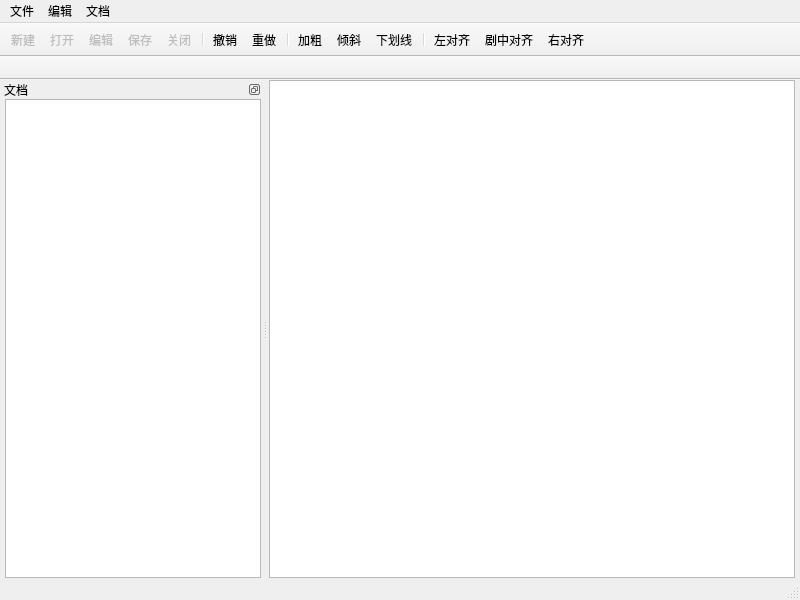
First picture: the form in mainwindow.ui, repository yileiren/YDocManager, before the edit.
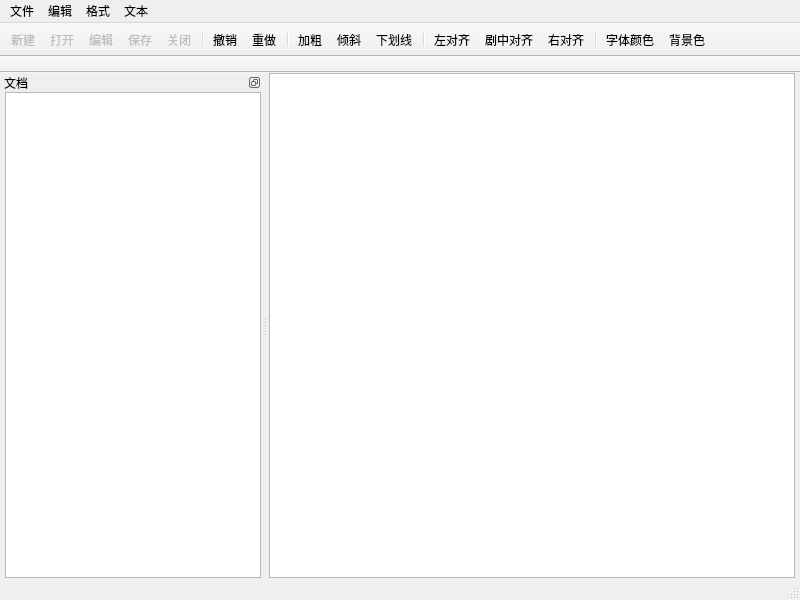
Second picture: the form after the edit. Icons and pictures are not drawn. Custom widgets are drawn as their Qt base class.

Patch:
```diff
--- a/mainwindow.ui
+++ b/mainwindow.ui
@@ -90,7 +90,7 @@
    </widget>
    <widget class="QMenu" name="menu_2">
     <property name="title">
-     <string>文档</string>
+     <string>格式</string>
     </property>
     <addaction name="setBoldAction"/>
     <addaction name="setItalicAction"/>
@@ -107,9 +107,17 @@
     <addaction name="undoAction"/>
     <addaction name="redoAction"/>
    </widget>
+   <widget class="QMenu" name="menu_4">
+    <property name="title">
+     <string>文本</string>
+    </property>
+    <addaction name="fontColorAction"/>
+    <addaction name="backgroundColorAction"/>
+   </widget>
    <addaction name="menu"/>
    <addaction name="menu_3"/>
    <addaction name="menu_2"/>
+   <addaction name="menu_4"/>
   </widget>
   <widget class="QToolBar" name="mainToolBar">
    <property name="enabled">
@@ -149,6 +157,9 @@
    <addaction name="setTextLeftAction"/>
    <addaction name="setTextCenterAction"/>
    <addaction name="setTextRightAction"/>
+   <addaction name="separator"/>
+   <addaction name="fontColorAction"/>
+   <addaction name="backgroundColorAction"/>
   </widget>
   <widget class="QStatusBar" name="statusBar">
    <property name="contextMenuPolicy">
@@ -234,7 +245,7 @@
    <property name="minimumSize">
     <size>
      <width>0</width>
-     <height>24</height>
+     <height>0</height>
     </size>
    </property>
    <property name="contextMenuPolicy">
@@ -253,6 +264,23 @@
     <bool>true</bool>
    </attribute>
   </widget>
+  <widget class="QToolBar" name="toolBar_2">
+   <property name="contextMenuPolicy">
+    <enum>Qt::NoContextMenu</enum>
+   </property>
+   <property name="windowTitle">
+    <string>toolBar_2</string>
+   </property>
+   <property name="movable">
+    <bool>false</bool>
+   </property>
+   <attribute name="toolBarArea">
+    <enum>TopToolBarArea</enum>
+   </attribute>
+   <attribute name="toolBarBreak">
+    <bool>false</bool>
+   </attribute>
+  </widget>
   <action name="newDocAction">
    <property name="enabled">
     <bool>false</bool>
@@ -436,6 +464,24 @@
     <string>右对齐</string>
    </property>
   </action>
+  <action name="fontColorAction">
+   <property name="icon">
+    <iconset resource="images.qrc">
+     <normaloff>:/images/textEdit/FontsColor.png</normaloff>:/images/textEdit/FontsColor.png</iconset>
+   </property>
+   <property name="text">
+    <string>字体颜色</string>
+   </property>
+  </action>
+  <action name="backgroundColorAction">
+   <property name="icon">
+    <iconset resource="images.qrc">
+     <normaloff>:/images/textEdit/backgroundColor.png</normaloff>:/images/textEdit/backgroundColor.png</iconset>
+   </property>
+   <property name="text">
+    <string>背景色</string>
+   </property>
+  </action>
  </widget>
  <layoutdefault spacing="6" margin="11"/>
  <customwidgets>
```
